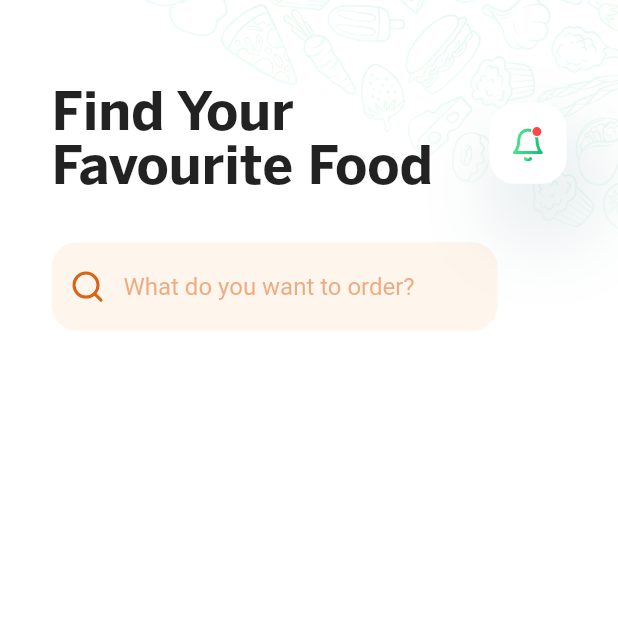
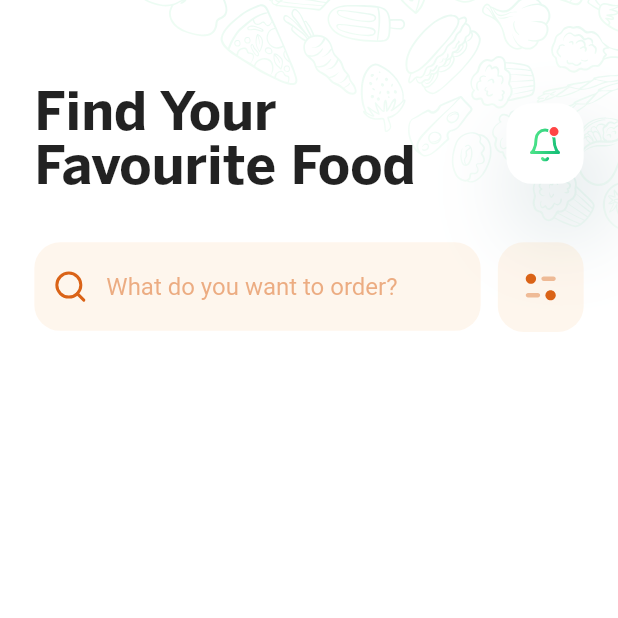
Before and after one commit to Ziaulqamar/food_delivery_app, a Flutter app: the screen it shows after launch, on a phone screen of 412 x 824 dp, the top half of it. Run offline on Flutter 3.47's test engine with Material 2 defaults, Android fonts, the phone set to English and light mode, and no system bars; our stand-ins replace flutter_screenutil, flutter_svg, get, iconly, image_picker, simple_gradient_text.

Commit message:
added filterButton

```diff
--- a/lib/screens/home_screen/homeScreen.dart
+++ b/lib/screens/home_screen/homeScreen.dart
@@ -16,7 +16,7 @@ class Homescreen extends StatelessWidget {
       svg: 'assets/svg/background.svg',
       stretched: false,
       child: Padding(
-        padding: EdgeInsets.symmetric(horizontal: 30.w),
+        padding: EdgeInsets.symmetric(horizontal: 20.w),
         child: Column(
           children: [
             SizedBox(height: 50.h),
@@ -35,8 +35,23 @@ class Homescreen extends StatelessWidget {
             ),
             SizedBox(height: 25.h),
             Row(
+              mainAxisAlignment: MainAxisAlignment.spaceBetween,
               children: [
                 HomeScreenCustomTextField(),
+                GestureDetector(
+                  child: Container(
+                    height: 50.h,
+                    width: 50.w,
+                    decoration: BoxDecoration(
+                      color: AppColors.customOrange.withOpacity(0.1),
+                      borderRadius: BorderRadius.circular(15.r),
+                    ),
+                    child: SvgPicture.asset(
+                      'assets/icons/filterIcon.svg',
+                      fit: BoxFit.none,
+                    ),
+                  ),
+                ),
               ],
             ),
           ],
```
Also changed, not shown: assets/icons/filterIcon.svg (added).
